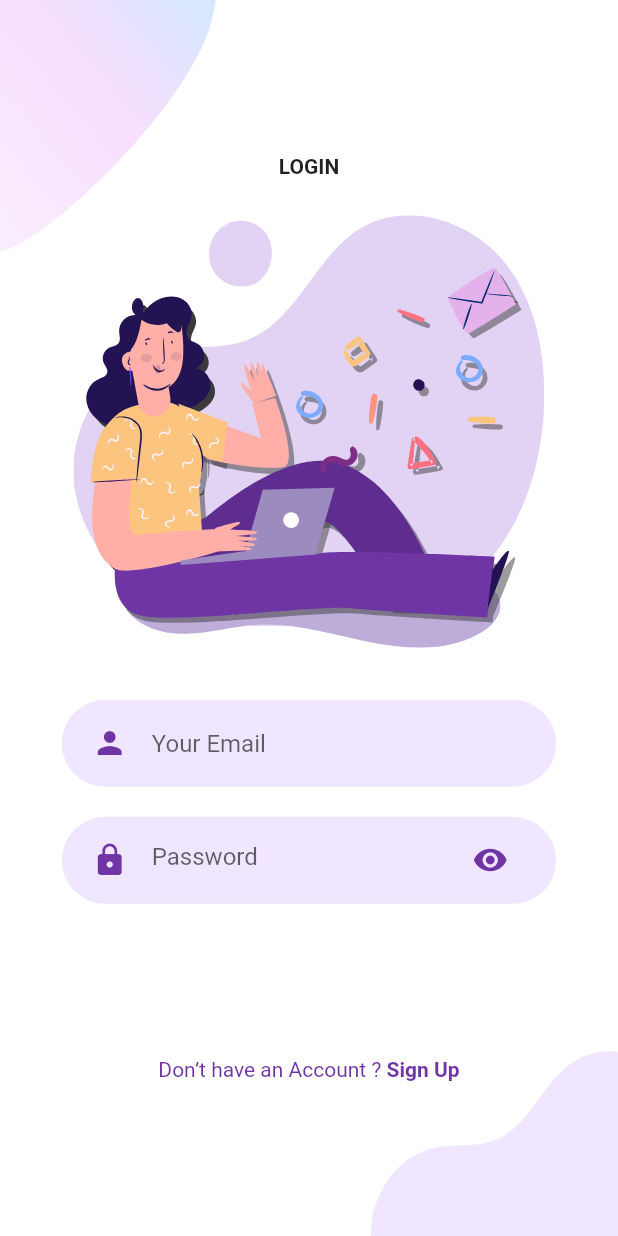
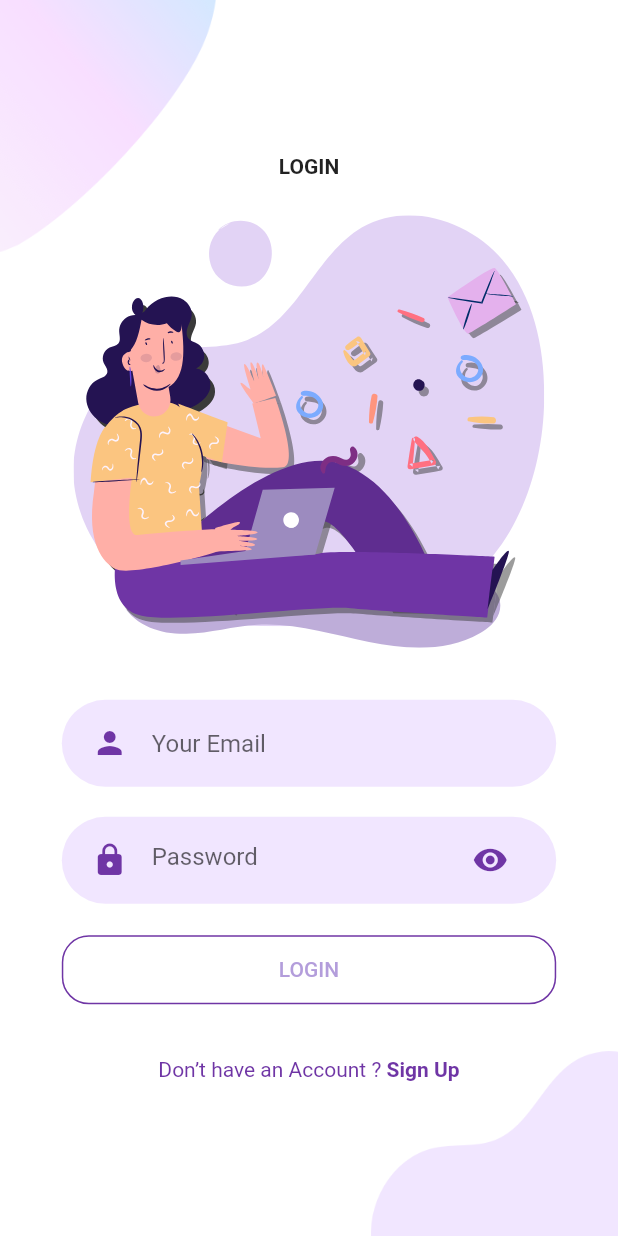
Before and after one commit to Dekaver/homely, a Flutter app: the screen it shows after launch, after a tap on "LOGIN", on a phone screen of 412 x 824 dp. Run offline on Flutter 3.47's test engine with Material 2 defaults, Android fonts, the phone set to English and light mode, and no system bars; our stand-ins replace flutter_svg.

Commit message:
front end

```diff
--- a/lib/Screens/Login/components/body.dart
+++ b/lib/Screens/Login/components/body.dart
@@ -6,6 +6,7 @@ import 'package:homely/components/rounded_button.dart';
 import 'package:homely/components/rounded_input_field.dart';
 import 'package:homely/components/rounded_password_field.dart';
 import 'package:flutter_svg/svg.dart';
+import 'package:homely/constants.dart';
 
 class Body extends StatelessWidget {
   const Body({
@@ -38,7 +39,10 @@ class Body extends StatelessWidget {
               onChanged: (value) {},
             ),
             RoundedButton(
-              text: "LOGIN",
+              text: "login",
+              color: aPrimaryColor,
+              rounded: 18.0,
+              textColor: Colors.deepPurple.shade200,
               press: () {},
             ),
             SizedBox(height: size.height * 0.03),
--- a/lib/Screens/Signup/components/body.dart
+++ b/lib/Screens/Signup/components/body.dart
@@ -8,6 +8,7 @@ import 'package:homely/components/rounded_button.dart';
 import 'package:homely/components/rounded_input_field.dart';
 import 'package:homely/components/rounded_password_field.dart';
 import 'package:flutter_svg/svg.dart';
+import 'package:homely/constants.dart';
 
 class Body extends StatelessWidget {
   @override
@@ -36,6 +37,9 @@ class Body extends StatelessWidget {
             ),
             RoundedButton(
               text: "SIGNUP",
+              color: aPrimaryColor,
+              rounded: 18.0,
+              textColor: Colors.deepPurple.shade200,
               press: () {},
             ),
             SizedBox(height: size.height * 0.03),
--- a/lib/Screens/Welcome/Components/background.dart
+++ b/lib/Screens/Welcome/Components/background.dart
@@ -26,6 +26,14 @@ class Background extends StatelessWidget {
           ),
           Positioned(
             bottom: 0,
+            right: 0,
+            child: Image.asset(
+              'assets/images/bubbles_pink.png',
+              width: size.width * 0.4
+            ),
+          ),
+          Positioned(
+            bottom: 0,
             left: 0,
             child: Image.asset(
               'assets/images/main_bottom.png',
--- a/lib/Screens/Welcome/Components/body.dart
+++ b/lib/Screens/Welcome/Components/body.dart
@@ -4,7 +4,6 @@ import 'package:homely/Screens/Signup/signup_screen.dart';
 import 'package:homely/Screens/Welcome/Components/background.dart';
 import 'package:homely/components/rounded_button.dart';
 import 'package:homely/constants.dart';
-import 'package:flutter_svg/svg.dart';
 
 
 class Body extends StatelessWidget {
@@ -15,20 +14,27 @@ class Body extends StatelessWidget {
     return Background(
       child:SingleChildScrollView(
         child: Column(
+
           mainAxisAlignment: MainAxisAlignment.center,
           children: <Widget>[
+
             Text(
-              "WELCOME TO EDU",
+              "WELCOME TO HOMELY",
               style: TextStyle(fontWeight: FontWeight.bold),
             ),
             SizedBox(height: size.height * 0.05),
-            SvgPicture.asset(
-              "assets/icons/chat.svg",
+            Image.asset(
+              'assets/images/house.png',
               height: size.height * 0.45,
             ),
             SizedBox(height: size.height * 0.05),
+
             RoundedButton(
-              text: "LOGIN",
+              text: "login",
+              color: Colors.deepPurple.shade200,
+              textColor: Colors.white,
+              background: MaterialStateProperty.all<Color>(Colors.deepPurple.shade200),
+              rounded: 18.0,
               press: () {
                 Navigator.push(
                   context,
@@ -41,9 +47,10 @@ class Body extends StatelessWidget {
               },
             ),
             RoundedButton(
-              text: "SIGN UP",
+              text: "sign up",
               color: aPrimaryLightColor,
-              textColor: Colors.black,
+              textColor: Colors.deepPurple.shade200,
+              rounded: 18.0,
               press: () {
                 Navigator.push(
                   context,
--- a/lib/components/rounded_button.dart
+++ b/lib/components/rounded_button.dart
@@ -5,12 +5,16 @@ class RoundedButton extends StatelessWidget {
   final String text;
   final Function press;
   final Color color, textColor;
+  final MaterialStateProperty background;
+  final double rounded;
   const RoundedButton({
     Key key,
     this.text,
     this.press,
     this.color = aPrimaryColor,
     this.textColor = Colors.white,
+    this.background,
+    this.rounded,
   }) : super(key: key);
 
   @override
@@ -19,17 +23,17 @@ class RoundedButton extends StatelessWidget {
     return Container(
       margin: EdgeInsets.symmetric(vertical: 10),
       width: size.width * 0.8,
-      child: ClipRRect(
-        borderRadius: BorderRadius.circular(29),
-        child: TextButton(
-          // padding: EdgeInsets.symmetric(vertical: 20, horizontal: 40),
-          // color: color,
-          onPressed: press,
-          child: Text(
-            text,
-            style: TextStyle(color: textColor),
-          ),
-        ),
+      child: TextButton(
+        child: Text(text.toUpperCase(), style: TextStyle(fontSize: 14)),
+        style: ButtonStyle(
+            padding: MaterialStateProperty.all<EdgeInsets>(EdgeInsets.all(15)),
+            foregroundColor: MaterialStateProperty.all<Color>(textColor),
+            backgroundColor: background,
+            shape: MaterialStateProperty.all<RoundedRectangleBorder>(
+                RoundedRectangleBorder(
+                    borderRadius: BorderRadius.circular(rounded),
+                    side: BorderSide(color: color)))),
+        onPressed: press,
       ),
     );
   }
```
Also changed, not shown: assets/images/bubbles_pink.png (added), assets/images/home.jpg (added), assets/images/house.png (added).
